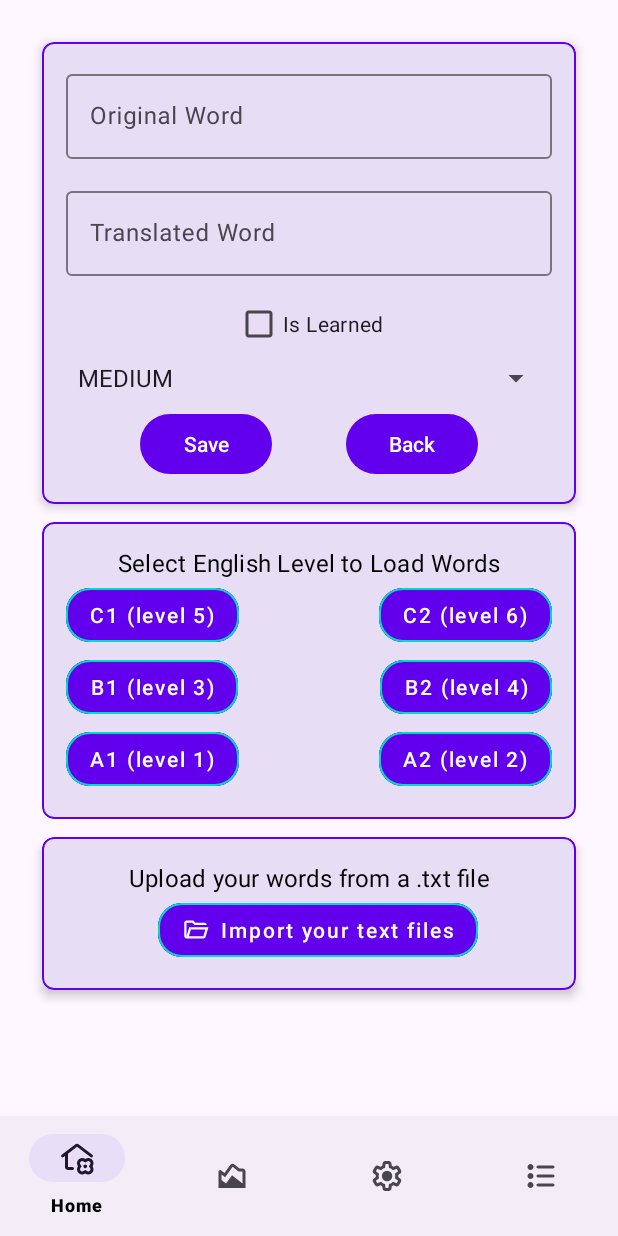
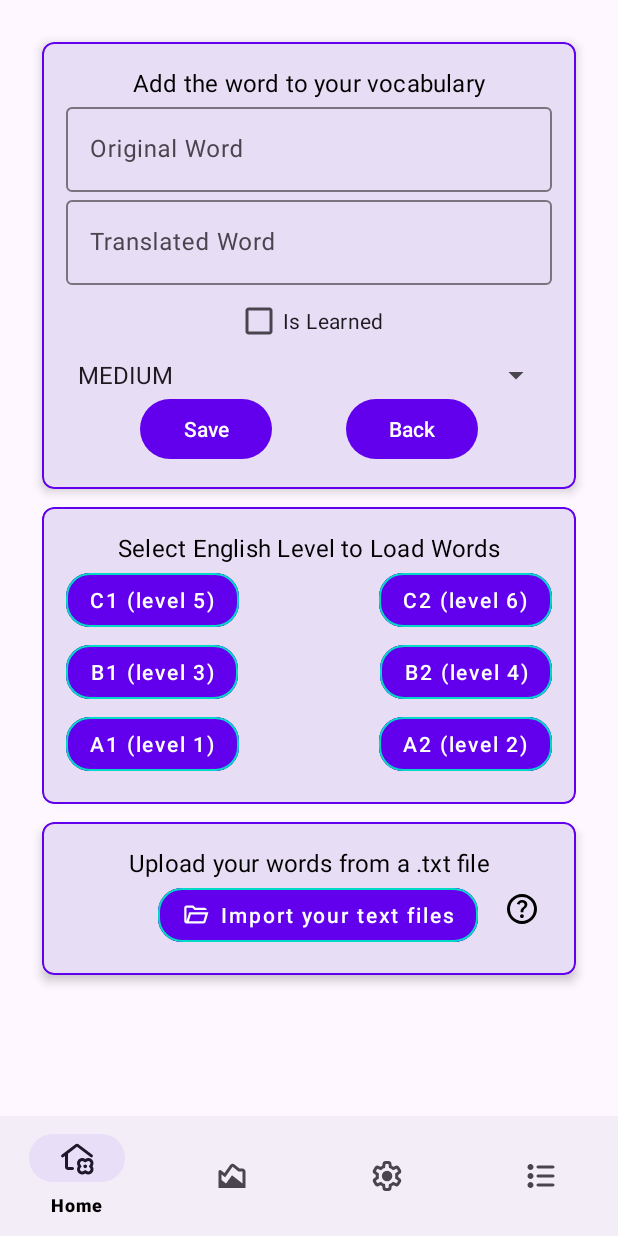
Before and after one commit to baygildin/PushWords, an Android app: the AddwordFragment screen opened through its navigation route, on a phone screen of 412 x 824 dp. Run offline under Robolectric (Android 15) with nearby library versions, the phone set to English and light mode, and no system bars; our stand-ins replace Dagger/Hilt's generated code, navigation-ui; 1 statement that could not run was skipped.

Commit message:
Добавил HelpFragment в AddwordFragment для объяснения как добавлять слова в текстовых файлах .txt

```diff
--- /dev/null
+++ b/common/src/main/res/drawable/ic_outline_help_24.xml
@@ -0,0 +1,5 @@
+<vector xmlns:android="http://schemas.android.com/apk/res/android" android:autoMirrored="true" android:height="24dp" android:tint="#000000" android:viewportHeight="960" android:viewportWidth="960" android:width="24dp">
+
+    <path android:fillColor="@android:color/white" android:pathData="M478,720Q499,720 513.5,705.5Q528,691 528,670Q528,649 513.5,634.5Q499,620 478,620Q457,620 442.5,634.5Q428,649 428,670Q428,691 442.5,705.5Q457,720 478,720ZM442,566L516,566Q516,533 523.5,514Q531,495 566,462Q592,436 607,412.5Q622,389 622,356Q622,300 581,270Q540,240 484,240Q427,240 391.5,270Q356,300 342,342L408,368Q413,350 430.5,329Q448,308 484,308Q516,308 532,325.5Q548,343 548,364Q548,384 536,401.5Q524,419 506,434Q462,473 452,493Q442,513 442,566ZM480,880Q397,880 324,848.5Q251,817 197,763Q143,709 111.5,636Q80,563 80,480Q80,397 111.5,324Q143,251 197,197Q251,143 324,111.5Q397,80 480,80Q563,80 636,111.5Q709,143 763,197Q817,251 848.5,324Q880,397 880,480Q880,563 848.5,636Q817,709 763,763Q709,817 636,848.5Q563,880 480,880ZM480,800Q614,800 707,707Q800,614 800,480Q800,346 707,253Q614,160 480,160Q346,160 253,253Q160,346 160,480Q160,614 253,707Q346,800 480,800ZM480,480Q480,480 480,480Q480,480 480,480Q480,480 480,480Q480,480 480,480Q480,480 480,480Q480,480 480,480Q480,480 480,480Q480,480 480,480Z"/>
+
+</vector>
--- a/feature/addword/src/main/java/com/sbaygildin/pushwords/addword/AddwordFragment.kt
+++ b/feature/addword/src/main/java/com/sbaygildin/pushwords/addword/AddwordFragment.kt
@@ -66,6 +66,10 @@ class AddwordFragment : Fragment() {
         binding.wordsLevelC2Button.setOnClickListener {
             viewModel.importWordsFromRaw(requireContext(), R.raw.c2level, DifficultyLevel.HARD)
         }
+        binding.helpIcon.setOnClickListener{
+            val helpDialog = HelpDialogFragment()
+            helpDialog.show(parentFragmentManager, "HelpDialog")
+        }
 
         binding.saveButton.setOnClickListener {
             val originalWord = binding.originalWordEditText.text.toString().trim()
--- a/feature/addword/src/main/res/layout/fragment_addword.xml
+++ b/feature/addword/src/main/res/layout/fragment_addword.xml
@@ -24,6 +24,19 @@
             android:layout_width="match_parent"
             android:layout_height="wrap_content"
             android:padding="16dp">
+            <TextView
+                android:layout_width="match_parent"
+                android:layout_height="wrap_content"
+                android:text="Add the word to your vocabulary"
+                android:id="@+id/tv_custom_words_loader"
+                android:gravity="center"
+                android:textAppearance="?attr/textAppearanceSubtitle1"
+                android:textColor="@color/black"
+                app:layout_constraintStart_toStartOf="parent"
+                app:layout_constraintTop_toTopOf="parent"
+                app:layout_constraintEnd_toEndOf="parent">
+
+            </TextView>
 
             <com.google.android.material.textfield.TextInputLayout
                 android:id="@+id/originalWordInputLayout"
@@ -31,7 +44,7 @@
                 android:layout_height="wrap_content"
                 app:layout_constraintEnd_toEndOf="parent"
                 app:layout_constraintStart_toStartOf="parent"
-                app:layout_constraintTop_toTopOf="parent">
+                app:layout_constraintTop_toBottomOf="@id/tv_custom_words_loader">
 
                 <com.google.android.material.textfield.TextInputEditText
                     android:id="@+id/originalWordEditText"
@@ -44,7 +57,6 @@
                 android:id="@+id/translatedWordInputLayout"
                 android:layout_width="0dp"
                 android:layout_height="wrap_content"
-                android:layout_marginTop="16dp"
                 app:layout_constraintEnd_toEndOf="parent"
                 app:layout_constraintStart_toStartOf="parent"
                 app:layout_constraintTop_toBottomOf="@id/originalWordInputLayout">
@@ -60,7 +72,6 @@
                 android:id="@+id/isLearnedCheckBox"
                 android:layout_width="wrap_content"
                 android:layout_height="wrap_content"
-                android:layout_marginTop="8dp"
                 android:text="Is Learned"
                 app:layout_constraintEnd_toEndOf="parent"
                 app:layout_constraintStart_toStartOf="parent"
@@ -78,7 +89,6 @@
                 android:id="@+id/saveButton"
                 android:layout_width="wrap_content"
                 android:layout_height="wrap_content"
-                android:layout_marginTop="8dp"
                 android:text="Save"
                 app:layout_constraintEnd_toStartOf="@id/cancelButton"
                 app:layout_constraintStart_toStartOf="parent"
@@ -88,7 +98,6 @@
                 android:id="@+id/cancelButton"
                 android:layout_width="wrap_content"
                 android:layout_height="wrap_content"
-                android:layout_marginTop="8dp"
                 android:text="Back"
                 app:layout_constraintEnd_toEndOf="parent"
                 app:layout_constraintStart_toEndOf="@id/saveButton"
@@ -309,6 +318,17 @@
                 app:rippleColor="@color/colorAccent"
                 app:strokeColor="@color/colorAccent"
                 app:strokeWidth="1dp" />
+            <ImageView
+                android:id="@+id/helpIcon"
+                android:layout_width="wrap_content"
+                android:layout_height="wrap_content"
+                android:src="@drawable/ic_outline_help_24"
+                android:contentDescription="Help"
+                android:layout_gravity="end"
+                android:padding="8dp"
+                android:layout_marginBottom="8dp"
+                app:layout_constraintTop_toBottomOf="@+id/tv_load_txt_file"
+                app:layout_constraintEnd_toEndOf="parent" />
         </androidx.constraintlayout.widget.ConstraintLayout>
     </com.google.android.material.card.MaterialCardView>
 </androidx.constraintlayout.widget.ConstraintLayout>
--- a/feature/addword/src/main/res/values/strings.xml
+++ b/feature/addword/src/main/res/values/strings.xml
@@ -1,4 +1,7 @@
 <?xml version="1.0" encoding="utf-8"?>
 <resources>
-    <string name="app_name">PushWords</string>
+    <string name="txt_help_makefile_txt">If you want to add words using a text file, ensure that the .txt file contains words in the following format:</string>
+    <string name="txt_help_makefile_txt_example">word = слово\nbetter = лучше\nno-smoking = курение запрещено</string>
+    <string name="txt_help_makefile_txt_explanation">Each line should have an English word, an equal sign =, and its translation in Russian.</string>
+    <string name="txt_help_makefile_txt_important">Important: Make sure to choose the correct encoding for your text file. We recommend using UTF-8 or Unicode to avoid issues with character display.</string>
 </resources>
```
Also changed, not shown: feature/addword/src/main/java/com/sbaygildin/pushwords/addword/HelpDialogFragment.kt (added, +17 -0 lines), feature/addword/src/main/res/layout/fragment_help_dialog.xml (added, +57 -0 lines), 1 other file.
